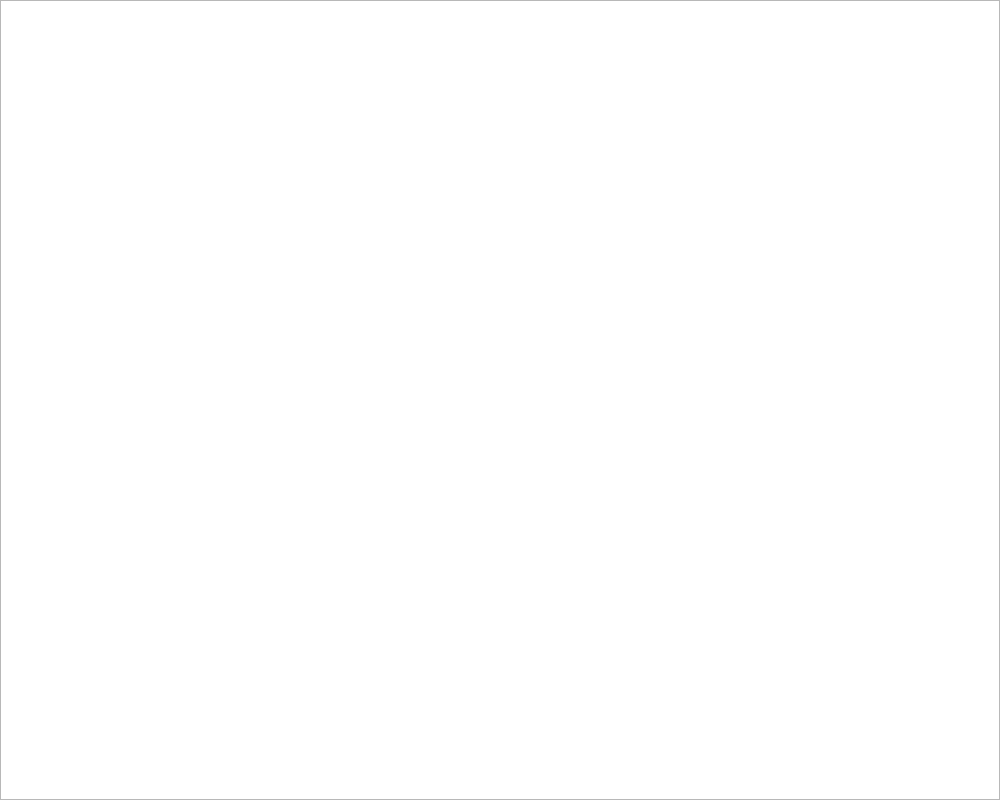
Above: mainwindow.ui from wayne846/tetris before the change. Below: the same form after it.
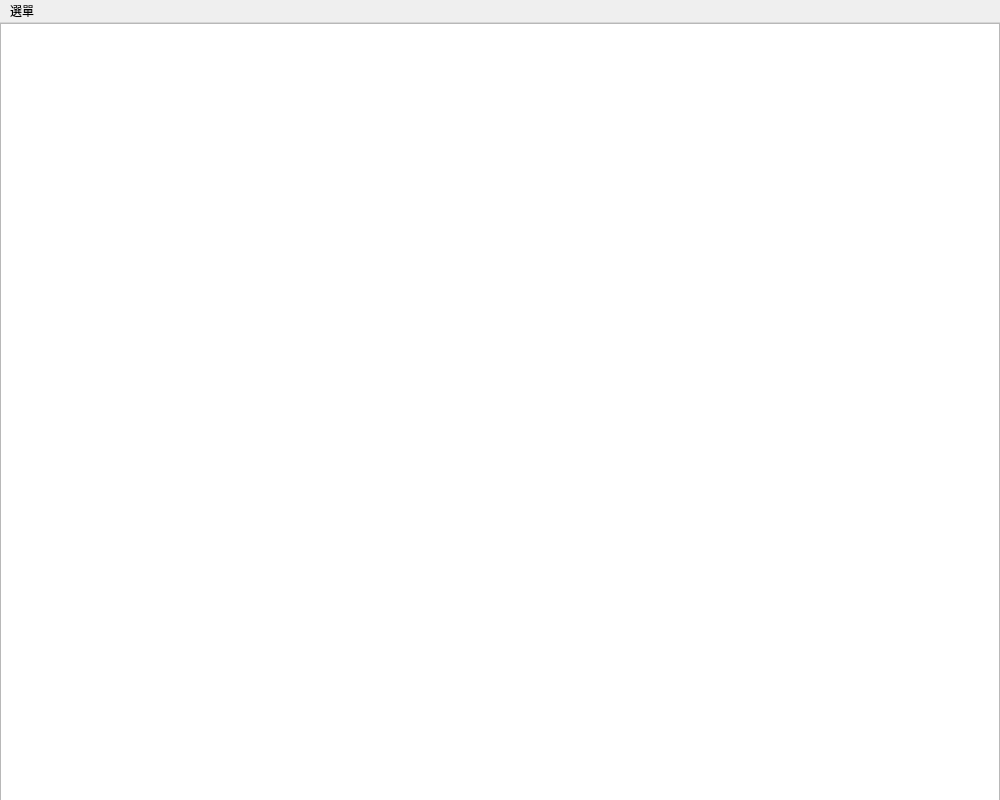
That is the form after the change.

Patch:
```diff
--- a/mainwindow.ui
+++ b/mainwindow.ui
@@ -64,6 +64,15 @@
      <height>24</height>
     </rect>
    </property>
+   <widget class="QMenu" name="menu">
+    <property name="title">
+     <string>選單</string>
+    </property>
+    <addaction name="actionrestart_game"/>
+    <addaction name="separator"/>
+    <addaction name="separator"/>
+   </widget>
+   <addaction name="menu"/>
   </widget>
  </widget>
  <resources/>
```
Left out of the diff: 12 changed lines with no effect on the pictures.
